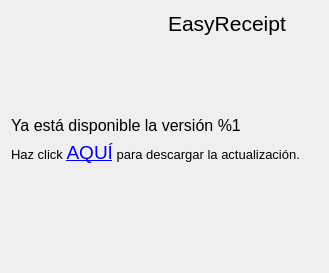
Qt form updatedialog.ui (RafaelGC/EasyReceipt) before a commit.
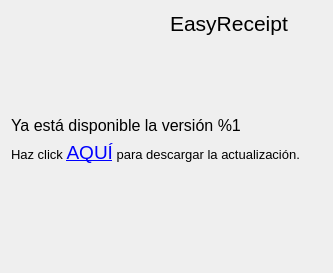
The same form after that commit. Icons and pictures are not drawn.

What changed in the file:
```diff
--- a/updatedialog.ui
+++ b/updatedialog.ui
@@ -6,7 +6,7 @@
    <rect>
     <x>0</x>
     <y>0</y>
-    <width>329</width>
+    <width>333</width>
     <height>273</height>
    </rect>
   </property>
```
Left out of the diff: 2 changed lines with no effect on the pictures.
